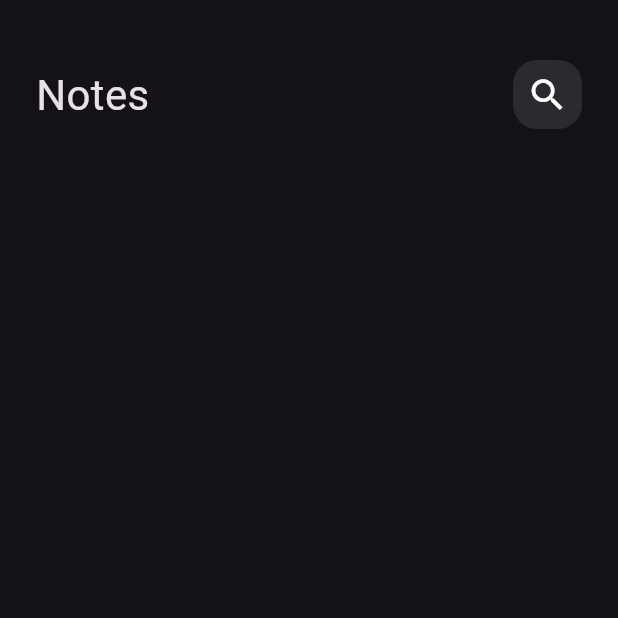
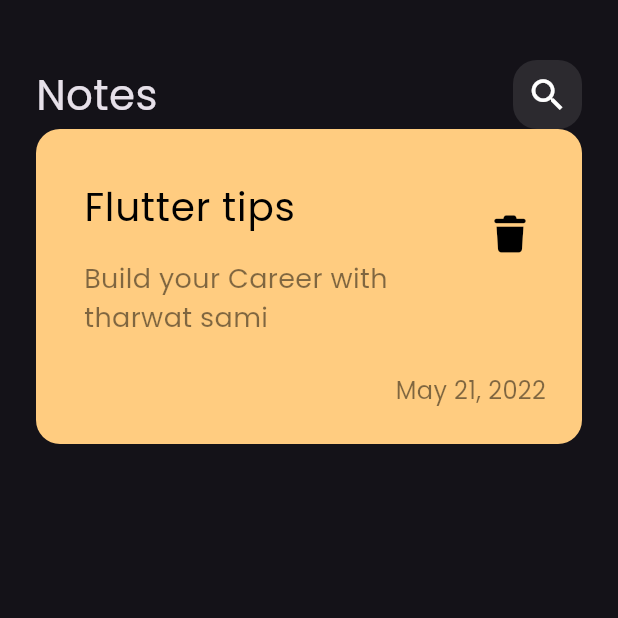
Before and after one commit to FarahSa1/notes_app, a Flutter app: the screen it shows after launch, on a phone screen of 412 x 824 dp, the top half of it. Run offline on Flutter 3.47's test engine with Material 3 defaults, Android fonts, the phone set to English and light mode, and no system bars; our stand-ins replace font_awesome_flutter.

Commit message:
create custom note item

```diff
--- a/lib/main.dart
+++ b/lib/main.dart
@@ -15,7 +15,8 @@ class NotesApp extends StatelessWidget {
       debugShowCheckedModeBanner: false,
       // theme: ThemeData.dark(),
       theme: ThemeData(
-        brightness: Brightness.dark
+        brightness: Brightness.dark,
+        fontFamily: 'Poppins'
       ),
       home: const NotesView(),
     );
--- a/lib/widgets/notes_view_body.dart
+++ b/lib/widgets/notes_view_body.dart
@@ -1,4 +1,5 @@
 import 'package:flutter/material.dart';
+import 'package:font_awesome_flutter/font_awesome_flutter.dart';
 import 'package:notes_app/widgets/custom_app_bar.dart';
 
 class NotesViewBody extends StatelessWidget {
@@ -9,9 +10,64 @@ class NotesViewBody extends StatelessWidget {
     return Padding(
       padding: const EdgeInsets.symmetric(horizontal: 24.0),
       child: Column(
-        children: const [
-          SizedBox(height: 40,),
-          CustomAppBar()
+        children: const [SizedBox(height: 40), CustomAppBar(), NoteItem()],
+      ),
+    );
+  }
+}
+
+class NoteItem extends StatelessWidget {
+  const NoteItem({super.key});
+
+  @override
+  Widget build(BuildContext context) {
+    return Container(
+      padding: const EdgeInsets.only(left: 16, top: 24, bottom: 24),
+      decoration: BoxDecoration(
+        color: const Color(0xffFFCC80),
+        borderRadius: BorderRadius.circular(16),
+      ),
+      child: Column(
+        crossAxisAlignment: CrossAxisAlignment.end,
+        children: [
+          ListTile(
+            // contentPadding: EdgeInsets.all(0),
+            title: const Text(
+              'Flutter tips',
+              style: TextStyle(color: Colors.black, fontSize: 26),
+            ),
+            subtitle: Padding(
+              padding: const EdgeInsets.only(top: 16.0),
+              child: Text(
+                'Build your Career with tharwat sami',
+                style: TextStyle(
+                  color: Colors.black.withValues(alpha: 0.5),
+                  fontSize: 18,
+                ),
+              ),
+            ),
+            trailing: Transform.translate(
+              offset: const Offset(0, -15), //عشان احرك الايقون لفوق
+              child: IconButton(
+                onPressed: () {},
+                icon: const Icon(
+                  FontAwesomeIcons.trash,
+                  color: Colors.black,
+                  size: 24,
+                ),
+              ),
+            ),
+          ),
+          Padding(
+            padding: const EdgeInsets.only(right: 24.0, top: 16),
+            child: Text(
+              'May 21, 2022',
+              style: TextStyle(
+                fontSize: 16,
+                color: Colors.black.withValues(alpha: 0.5),
+              ),
+            ),
+          ),
         ],
       ),
     );
```
Also changed, not shown: pubspec.yaml (+5 -6 lines), assets/fonts/Poppins-Regular.ttf (added), lib/widgets/custom_note_item.dart (added), pubspec.lock.
